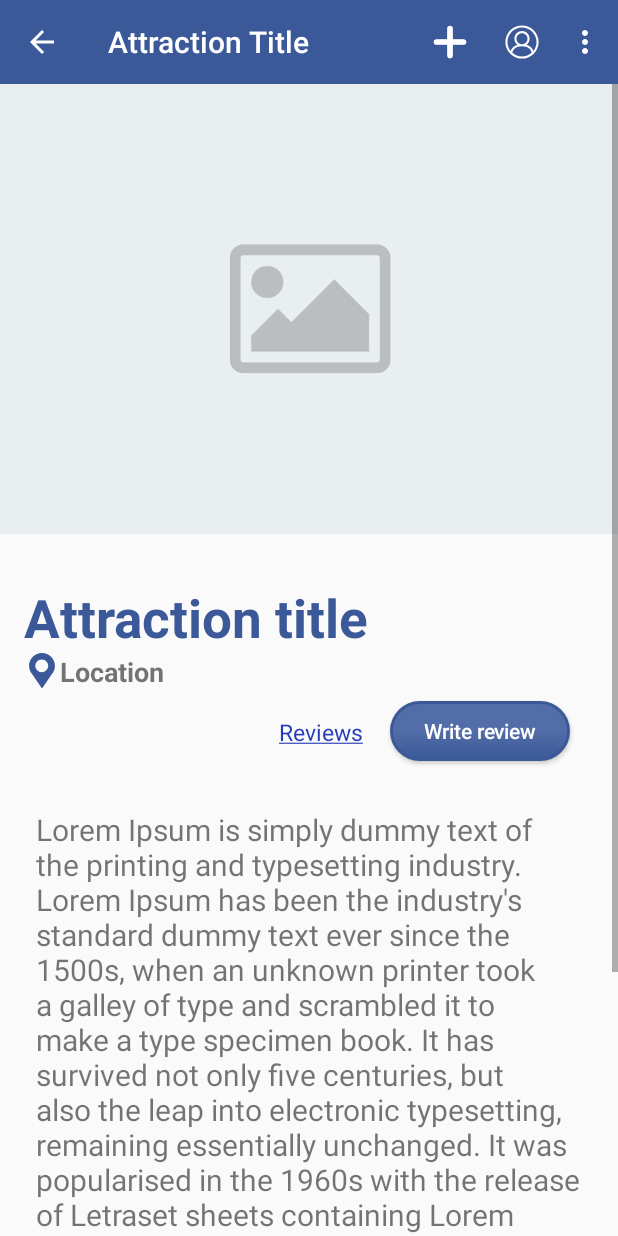
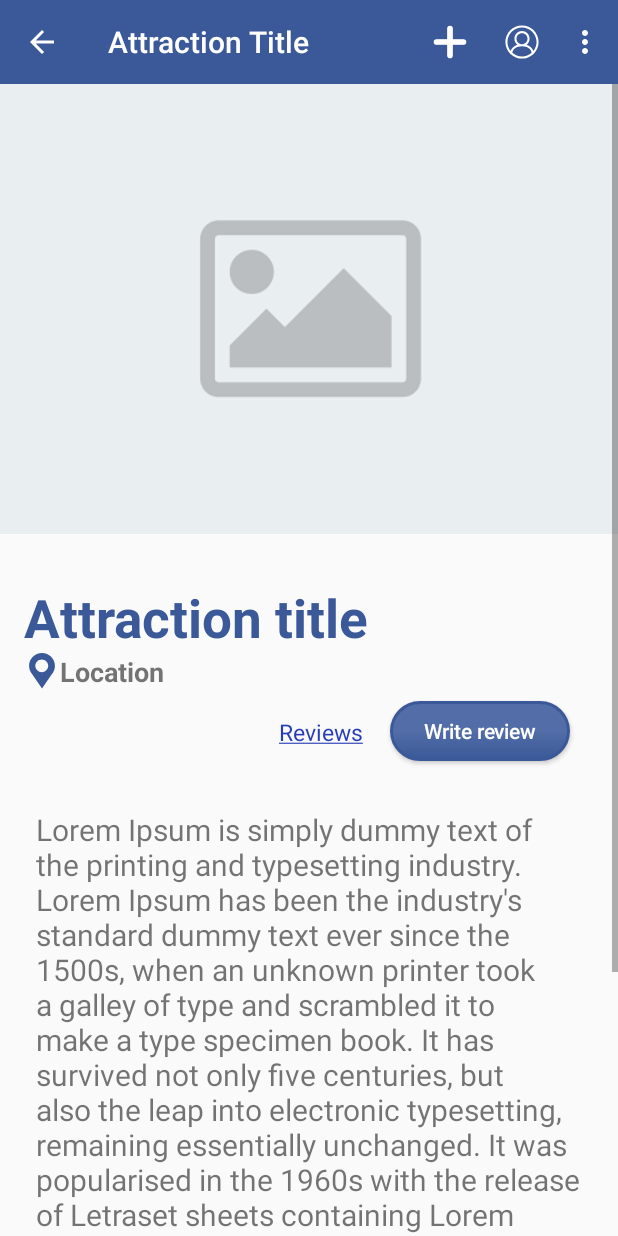
Before and after one commit to thealinivan/FTBT, an Android app: the AttractionDetailFragment screen opened directly, with no data from a screen before it, on a phone screen of 412 x 824 dp. Run offline under Robolectric (Android 15) with nearby library versions, the phone set to English and light mode, and no system bars; our stand-ins replace Picasso; 4 statements that could not run were skipped.

```diff
--- a/app/src/main/java/com/example/ftbt/AttractionDetailFragment.java
+++ b/app/src/main/java/com/example/ftbt/AttractionDetailFragment.java
@@ -16,18 +16,23 @@ import android.view.View;
 import android.view.ViewGroup;
 import android.widget.Button;
 import android.widget.EditText;
+import android.widget.ImageView;
 import android.widget.ScrollView;
 import android.widget.TextView;
 import android.widget.Toast;
+
+import com.squareup.picasso.Picasso;
 
 import org.w3c.dom.Text;
 
 
 public class AttractionDetailFragment extends Fragment implements View.OnClickListener {
 
-    private TextView Reviews, reviewsTitle, attrTitle;
+    private TextView Reviews, reviewsTitle, _attrTitle, _attrLocation, _attrDescription;
     private Button btnAddReview, btnBook;
     private ScrollView scrollView;
+    private ImageView _attrImg;
+    private Attraction currentAttraction;
 
     public AttractionDetailFragment() {}
 
@@ -36,16 +41,28 @@ public class AttractionDetailFragment extends Fragment implements View.OnClickLi
                              Bundle savedInstanceState) {
         //get the fragment in a view
         View attrDetailLayout = inflater.inflate(R.layout.fragment_attraction_detail, container, false);
-        Attraction a = AttractionDetailActivity.getAttraction();
+        currentAttraction = AttractionDetailActivity.getAttraction();
         //links
         Reviews = attrDetailLayout.findViewById(R.id.attr_detail_reviews);
         btnAddReview = attrDetailLayout.findViewById(R.id.attr_detail_new_review);
-        btnBook = attrDetailLayout.findViewById(R.id.attr_detail_book);
         scrollView = attrDetailLayout.findViewById(R.id.attr_details_scrollview);
         reviewsTitle = attrDetailLayout.findViewById(R.id.attr_detail_title_reviews);
-        attrTitle = attrDetailLayout.findViewById(R.id.attr_detail_title);
+        btnBook = attrDetailLayout.findViewById(R.id.attr_detail_book);
 
-        attrTitle.setText(a.getName().toString());
+        _attrTitle = attrDetailLayout.findViewById(R.id.attr_detail_title);
+        _attrLocation = attrDetailLayout.findViewById(R.id.attr_detail_location);
+        _attrDescription = attrDetailLayout.findViewById(R.id.attr_detail_description);
+        _attrImg = attrDetailLayout.findViewById(R.id.attr_detail_img);
+
+
+        //populate data fields
+        _attrTitle.setText(currentAttraction.getName());
+        _attrLocation.setText(currentAttraction.getLocation());
+        _attrDescription.setText(currentAttraction.getDescription());
+        Picasso.get().load(currentAttraction.getImgUrl()).into(_attrImg);
+
+
+
         //set on click listeners
         Reviews.setOnClickListener(this);
         btnAddReview.setOnClickListener(this);
@@ -80,7 +97,7 @@ public class AttractionDetailFragment extends Fragment implements View.OnClickLi
             case R.id.attr_detail_book:
                 if(LoginActivity.token) {
                     //Handle website redirection
-                    String url = "https://www.365tickets.co.uk/";
+                    String url = currentAttraction.getLinkUrl();
                     Intent i = new Intent(Intent.ACTION_VIEW);
                     i.setData(Uri.parse(url));
                     startActivity(i);
--- a/app/src/main/java/com/example/ftbt/ListGreenSpacesFragment.java
+++ b/app/src/main/java/com/example/ftbt/ListGreenSpacesFragment.java
@@ -1,6 +1,7 @@
 package com.example.ftbt;
 
 
+import android.content.Intent;
 import android.os.Bundle;
 import android.support.annotation.NonNull;
 import android.support.v4.app.Fragment;
@@ -70,6 +71,8 @@ public class ListGreenSpacesFragment extends Fragment implements AttractionAdapt
 
     @Override
     public void onAttractionClick(int position) {
-
+        Intent i = new Intent(getActivity(), AttractionDetailActivity.class);
+        i.putExtra("Attraction", list.get(position));
+        startActivity(i);
     }
 }
--- a/app/src/main/res/layout/activity_home.xml
+++ b/app/src/main/res/layout/activity_home.xml
@@ -23,4 +23,5 @@
         app:layout_behavior="@string/appbar_scrolling_view_behavior" />
 
 
+
 </android.support.constraint.ConstraintLayout>
--- a/app/src/main/res/layout/fragment_attraction_detail.xml
+++ b/app/src/main/res/layout/fragment_attraction_detail.xml
@@ -18,6 +18,7 @@
             android:layout_width="match_parent"
             android:layout_height="300dp"
             android:background="@drawable/img_holder"
+            android:scaleType="centerCrop"
             app:layout_constraintEnd_toEndOf="parent"
             app:layout_constraintStart_toStartOf="parent"
             app:layout_constraintTop_toTopOf="parent"
```
Also changed, not shown: app/src/main/java/com/example/ftbt/ListMainAttrFragment.java (+4 -7 lines), app/src/main/java/com/example/ftbt/ListMuseumFragment.java (+4 -3 lines), app/src/main/res/layout/fragment_list_green_spaces.xml (+3 -9 lines), app/src/main/res/layout/fragment_list_main_attr.xml (+3 -8 lines), app/src/main/res/layout/fragment_list_museum.xml (+3 -8 lines).
